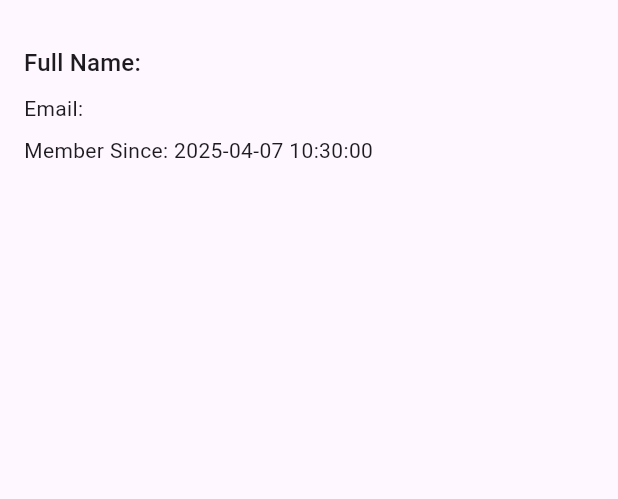
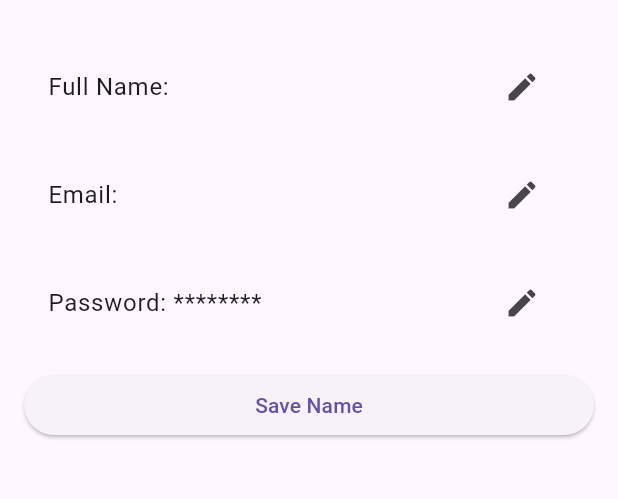
Before and after one commit to rchai12/profileapp, a Flutter app: the ProfilePage screen opened directly with empty values, on a phone screen of 412 x 824 dp, the part 63-562 px from its top. Run offline on Flutter 3.47's test engine with Material 3 defaults, Android fonts, the phone set to English and light mode, and no system bars; our stand-ins replace cloud_firestore, firebase_auth, firebase_core; accounts and stored records are empty.

Commit message:
Enabled editable user fields, incomplete

```diff
--- a/lib/profile_page.dart
+++ b/lib/profile_page.dart
@@ -3,47 +3,221 @@ import 'package:firebase_auth/firebase_auth.dart';
 import 'package:flutter/material.dart';
 import 'authentication.dart';
 
-class ProfilePage extends StatelessWidget {
-  User user;
+class ProfilePage extends StatefulWidget {
+  final User user;
   final AuthService _authService = AuthService();
 
   ProfilePage({super.key, required this.user});
 
+  @override
+  _ProfilePageState createState() => _ProfilePageState();
+}
+
+class _ProfilePageState extends State<ProfilePage> {
+  late TextEditingController _nameController;
+  late TextEditingController _emailController;
+  late TextEditingController _passwordController;
+  late TextEditingController _newEmailController;
+  late TextEditingController _newPasswordController;
+
+  bool _isEditingName = false;
+  bool _isEditingEmail = false;
+  bool _isEditingPassword = false;
+  bool _isLoading = false;
+
+  @override
+  void initState() {
+    super.initState();
+    _nameController = TextEditingController(text: widget.user.displayName);
+    _emailController = TextEditingController(text: widget.user.email);
+    _passwordController = TextEditingController();
+    _newEmailController = TextEditingController();
+    _newPasswordController = TextEditingController();
+  }
+
+  @override
+  void dispose() {
+    _nameController.dispose();
+    _emailController.dispose();
+    _passwordController.dispose();
+    _newEmailController.dispose();
+    _newPasswordController.dispose();
+    super.dispose();
+  }
+
+  Future<void> _updateName() async {
+    setState(() {
+      _isLoading = true;
+    });
+
+    try {
+      await widget._authService.updateName(_nameController.text.trim());
+      ScaffoldMessenger.of(context).showSnackBar(
+        SnackBar(content: Text('Name updated successfully')),
+      );
+    } catch (e) {
+      ScaffoldMessenger.of(context).showSnackBar(
+        SnackBar(content: Text('Error: $e')),
+      );
+    } finally {
+      setState(() {
+        _isLoading = false;
+      });
+    }
+  }
+
+  Future<void> _updateEmail() async {
+    setState(() {
+      _isLoading = true;
+    });
+
+    try {
+      await widget._authService.updateEmail(
+        email: widget.user.email!,
+        currentPassword: _passwordController.text.trim(),
+        newEmail: _newEmailController.text.trim(),
+      );
+      ScaffoldMessenger.of(context).showSnackBar(
+        SnackBar(content: Text('Email updated successfully')),
+      );
+    } catch (e) {
+      ScaffoldMessenger.of(context).showSnackBar(
+        SnackBar(content: Text('Error: $e')),
+      );
+    } finally {
+      setState(() {
+        _isLoading = false;
+      });
+    }
+  }
+
+  Future<void> _updatePassword() async {
+    setState(() {
+      _isLoading = true;
+    });
+
+    try {
+      await widget._authService.updatePassword(
+        email: widget.user.email!,
+        currentPassword: _passwordController.text.trim(),
+        newPassword: _newPasswordController.text.trim(),
+      );
+      ScaffoldMessenger.of(context).showSnackBar(
+        SnackBar(content: Text('Password updated successfully')),
+      );
+    } catch (e) {
+      ScaffoldMessenger.of(context).showSnackBar(
+        SnackBar(content: Text('Error: $e')),
+      );
+    } finally {
+      setState(() {
+        _isLoading = false;
+      });
+    }
+  }
 
   @override
   Widget build(BuildContext context) {
     return Scaffold(
       appBar: AppBar(title: const Text('Profile')),
-      body: FutureBuilder<DocumentSnapshot<Map<String, dynamic>>?>(
-        future: _authService.getUserData(),
-        builder: (context, snapshot) {
-          if (snapshot.connectionState == ConnectionState.waiting) {
-            return const Center(child: CircularProgressIndicator());
-          }
-
-          if (snapshot.hasError || !snapshot.hasData || !snapshot.data!.exists) {
-            return const Center(child: Text('Failed to load user data.'));
-          }
-
-          final userData = snapshot.data!.data()!;
-          final name = userData['name'] ?? 'Unknown';
-          final email = user.email ?? 'Unknown';
-          final createdAt = (userData['created_at'] as Timestamp?)?.toDate();
-
-          return Padding(
-            padding: const EdgeInsets.all(16.0),
-            child: Column(
-              crossAxisAlignment: CrossAxisAlignment.start,
-              children: [
-                Text('Full Name: $name', style: Theme.of(context).textTheme.titleMedium),
-                const SizedBox(height: 8),
-                Text('Email: $email'),
-                const SizedBox(height: 8),
-                Text('Member Since: ${createdAt != null ? createdAt.toLocal().toString().split('.')[0] : 'Unknown'}'),
-              ],
+      body: Padding(
+        padding: const EdgeInsets.all(16.0),
+        child: ListView(
+          children: [
+            _isEditingName
+                ? TextFormField(
+                    controller: _nameController,
+                    decoration: InputDecoration(labelText: 'Full Name'),
+                  )
+                : ListTile(
+                    title: Text('Full Name: ${_nameController.text}'),
+                    trailing: IconButton(
+                      icon: Icon(Icons.edit),
+                      onPressed: () {
+                        setState(() {
+                          _isEditingName = true;
+                        });
+                      },
+                    ),
+                  ),
+            const SizedBox(height: 16),
+            _isEditingEmail
+                ? Column(
+                    crossAxisAlignment: CrossAxisAlignment.start,
+                    children: [
+                      TextFormField(
+                        controller: _newEmailController,
+                        decoration: InputDecoration(labelText: 'New Email'),
+                      ),
+                      TextFormField(
+                        controller: _passwordController,
+                        decoration: InputDecoration(labelText: 'Current Password'),
+                        obscureText: true,
+                      ),
+                      SizedBox(height: 10),
+                      ElevatedButton(
+                        onPressed: _updateEmail,
+                        child: _isLoading
+                            ? CircularProgressIndicator()
+                            : Text('Update Email'),
+                      ),
+                    ],
+                  )
+                : ListTile(
+                    title: Text('Email: ${widget.user.email}'),
+                    trailing: IconButton(
+                      icon: Icon(Icons.edit),
+                      onPressed: () {
+                        setState(() {
+                          _isEditingEmail = true;
+                        });
+                      },
+                    ),
+                  ),
+            const SizedBox(height: 16),
+            _isEditingPassword
+                ? Column(
+                    crossAxisAlignment: CrossAxisAlignment.start,
+                    children: [
+                      TextFormField(
+                        controller: _newPasswordController,
+                        decoration: InputDecoration(labelText: 'New Password'),
+                        obscureText: true,
+                      ),
+                      TextFormField(
+                        controller: _passwordController,
+                        decoration: InputDecoration(labelText: 'Current Password'),
+                        obscureText: true,
+                      ),
+                      SizedBox(height: 10),
+                      ElevatedButton(
+                        onPressed: _updatePassword,
+                        child: _isLoading
+                            ? CircularProgressIndicator()
+                            : Text('Update Password'),
+                      ),
+                    ],
+                  )
+                : ListTile(
+                    title: Text('Password: ********'),
+                    trailing: IconButton(
+                      icon: Icon(Icons.edit),
+                      onPressed: () {
+                        setState(() {
+                          _isEditingPassword = true;
+                        });
+                      },
+                    ),
+                  ),
+            const SizedBox(height: 16),
+            ElevatedButton(
+              onPressed: _updateName,
+              child: _isLoading
+                  ? CircularProgressIndicator()
+                  : Text('Save Name'),
             ),
-          );
-        },
+          ],
+        ),
       ),
     );
   }
```
Also changed, not shown: lib/authentication.dart (+17 -0 lines).
